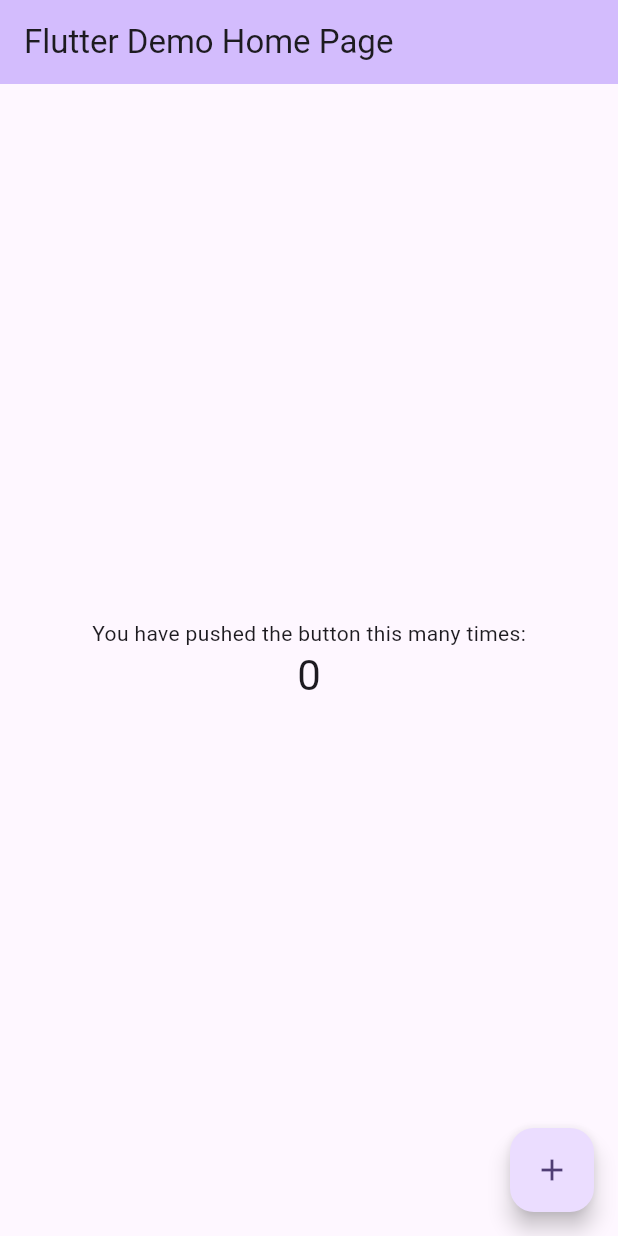
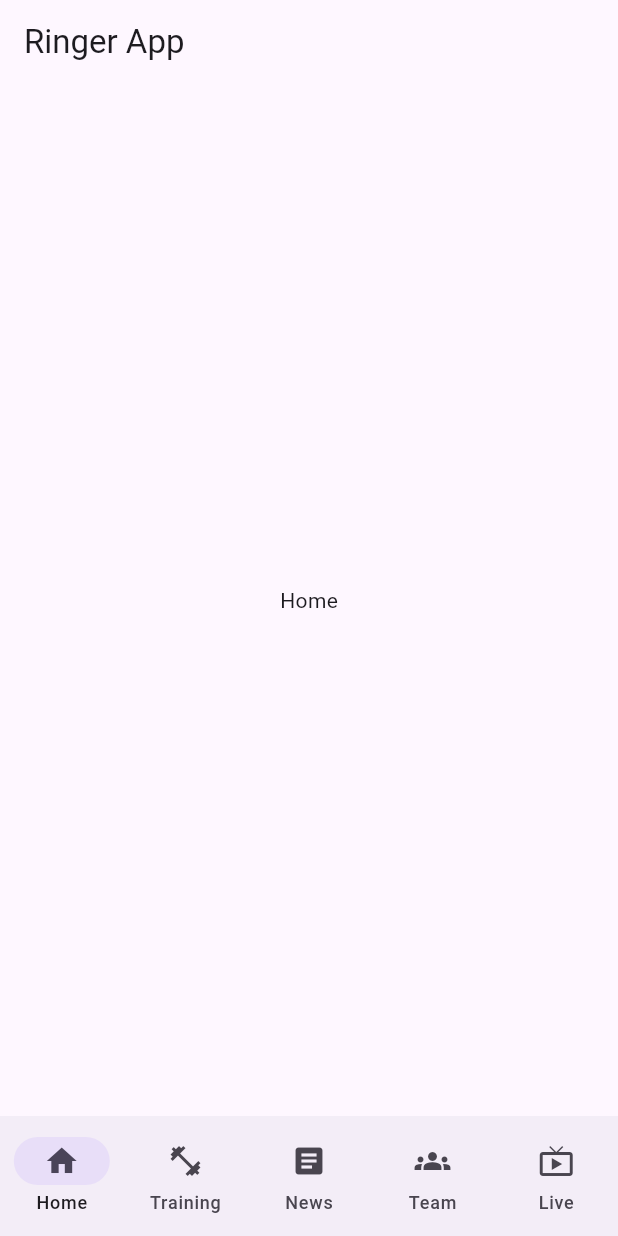
Before and after one commit to Johnny150899/ringer-app, a Flutter app: the screen it shows after launch, on a phone screen of 412 x 824 dp. Run offline on Flutter 3.47's test engine with Material 3 defaults, Android fonts, the phone set to English and light mode, and no system bars.

Commit message:
Grundnavigation mit fünf Tabs erstellt

```diff
--- a/lib/main.dart
+++ b/lib/main.dart
@@ -1,121 +1,84 @@
 import 'package:flutter/material.dart';
+import 'screens/home_screen.dart';
+import 'screens/training_screen.dart';
+import 'screens/news_screen.dart';
+import 'screens/team_screen.dart';
+import 'screens/livestream_screen.dart';
 
 void main() {
-  runApp(const MyApp());
+  runApp(const RingerApp());
 }
 
-class MyApp extends StatelessWidget {
-  const MyApp({super.key});
+class RingerApp extends StatelessWidget {
+  const RingerApp({super.key});
 
-  // This widget is the root of your application.
   @override
   Widget build(BuildContext context) {
     return MaterialApp(
-      title: 'Flutter Demo',
+      debugShowCheckedModeBanner: false,
+      title: 'Ringer App',
       theme: ThemeData(
-        // This is the theme of your application.
-        //
-        // TRY THIS: Try running your application with "flutter run". You'll see
-        // the application has a purple toolbar. Then, without quitting the app,
-        // try changing the seedColor in the colorScheme below to Colors.green
-        // and then invoke "hot reload" (save your changes or press the "hot
-        // reload" button in a Flutter-supported IDE, or press "r" if you used
-        // the command line to start the app).
-        //
-        // Notice that the counter didn't reset back to zero; the application
-        // state is not lost during the reload. To reset the state, use hot
-        // restart instead.
-        //
-        // This works for code too, not just values: Most code changes can be
-        // tested with just a hot reload.
-        colorScheme: .fromSeed(seedColor: Colors.deepPurple),
+        useMaterial3: true,
       ),
-      home: const MyHomePage(title: 'Flutter Demo Home Page'),
+      home: const MainNavigation(),
     );
   }
 }
 
-class MyHomePage extends StatefulWidget {
-  const MyHomePage({super.key, required this.title});
-
-  // This widget is the home page of your application. It is stateful, meaning
-  // that it has a State object (defined below) that contains fields that affect
-  // how it looks.
-
-  // This class is the configuration for the state. It holds the values (in this
-  // case the title) provided by the parent (in this case the App widget) and
-  // used by the build method of the State. Fields in a Widget subclass are
-  // always marked "final".
-
-  final String title;
+class MainNavigation extends StatefulWidget {
+  const MainNavigation({super.key});
 
   @override
-  State<MyHomePage> createState() => _MyHomePageState();
+  State<MainNavigation> createState() => _MainNavigationState();
 }
 
-class _MyHomePageState extends State<MyHomePage> {
-  int _counter = 0;
+class _MainNavigationState extends State<MainNavigation> {
+  int _selectedIndex = 0;
 
-  void _incrementCounter() {
-    setState(() {
-      // This call to setState tells the Flutter framework that something has
-      // changed in this State, which causes it to rerun the build method below
-      // so that the display can reflect the updated values. If we changed
-      // _counter without calling setState(), then the build method would not be
-      // called again, and so nothing would appear to happen.
-      _counter++;
-    });
-  }
+  final List<Widget> _screens = const [
+    HomeScreen(),
+    TrainingScreen(),
+    NewsScreen(),
+    TeamScreen(),
+    LivestreamScreen(),
+  ];
 
   @override
   Widget build(BuildContext context) {
-    // This method is rerun every time setState is called, for instance as done
-    // by the _incrementCounter method above.
-    //
-    // The Flutter framework has been optimized to make rerunning build methods
-    // fast, so that you can just rebuild anything that needs updating rather
-    // than having to individually change instances of widgets.
     return Scaffold(
       appBar: AppBar(
-        // TRY THIS: Try changing the color here to a specific color (to
-        // Colors.amber, perhaps?) and trigger a hot reload to see the AppBar
-        // change color while the other colors stay the same.
-        backgroundColor: Theme.of(context).colorScheme.inversePrimary,
-        // Here we take the value from the MyHomePage object that was created by
-        // the App.build method, and use it to set our appbar title.
-        title: Text(widget.title),
+        title: const Text('Ringer App'),
       ),
-      body: Center(
-        // Center is a layout widget. It takes a single child and positions it
-        // in the middle of the parent.
-        child: Column(
-          // Column is also a layout widget. It takes a list of children and
-          // arranges them vertically. By default, it sizes itself to fit its
-          // children horizontally, and tries to be as tall as its parent.
-          //
-          // Column has various properties to control how it sizes itself and
-          // how it positions its children. Here we use mainAxisAlignment to
-          // center the children vertically; the main axis here is the vertical
-          // axis because Columns are vertical (the cross axis would be
-          // horizontal).
-          //
-          // TRY THIS: Invoke "debug painting" (choose the "Toggle Debug Paint"
-          // action in the IDE, or press "p" in the console), to see the
-          // wireframe for each widget.
-          mainAxisAlignment: .center,
-          children: [
-            const Text('You have pushed the button this many times:'),
-            Text(
-              '$_counter',
-              style: Theme.of(context).textTheme.headlineMedium,
-            ),
-          ],
-        ),
-      ),
-      floatingActionButton: FloatingActionButton(
-        onPressed: _incrementCounter,
-        tooltip: 'Increment',
-        child: const Icon(Icons.add),
+      body: _screens[_selectedIndex],
+      bottomNavigationBar: NavigationBar(
+        selectedIndex: _selectedIndex,
+        onDestinationSelected: (index) {
+          setState(() {
+            _selectedIndex = index;
+          });
+        },
+        destinations: const [
+          NavigationDestination(
+            icon: Icon(Icons.home),
+            label: 'Home',
+          ),
+          NavigationDestination(
+            icon: Icon(Icons.fitness_center),
+            label: 'Training',
+          ),
+          NavigationDestination(
+            icon: Icon(Icons.article),
+            label: 'News',
+          ),
+          NavigationDestination(
+            icon: Icon(Icons.groups),
+            label: 'Team',
+          ),
+          NavigationDestination(
+            icon: Icon(Icons.live_tv),
+            label: 'Live',
+          ),
+        ],
       ),
     );
   }
--- /dev/null
+++ b/lib/screens/home_screen.dart
@@ -0,0 +1,12 @@
+import 'package:flutter/material.dart';
+
+class HomeScreen extends StatelessWidget {
+  const HomeScreen({super.key});
+
+  @override
+  Widget build(BuildContext context) {
+    return const Center(
+      child: Text('Home'),
+    );
+  }
+}
```
Also changed, not shown: lib/screens/livestream_screen.dart (added, +12 -0 lines), lib/screens/news_screen.dart (added, +12 -0 lines), lib/screens/team_screen.dart (added, +12 -0 lines), lib/screens/training_screen.dart (added, +12 -0 lines).
